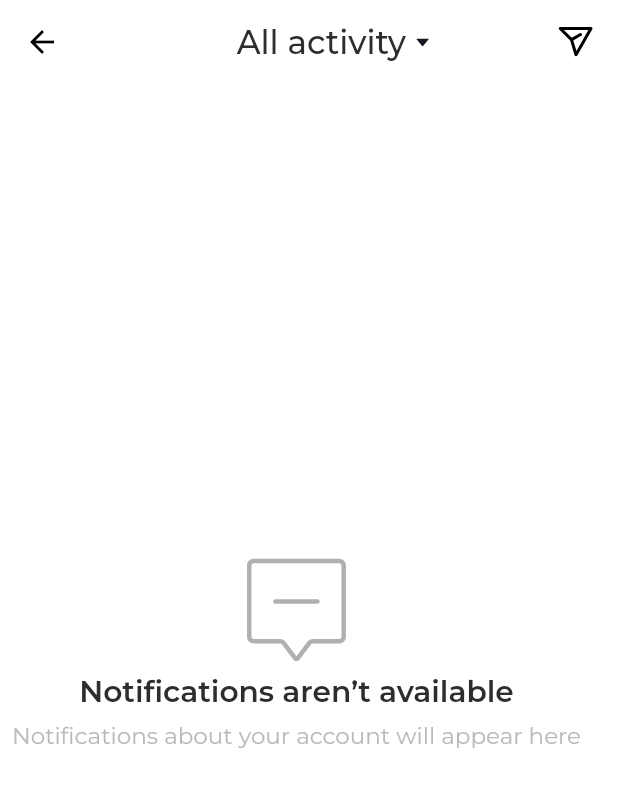
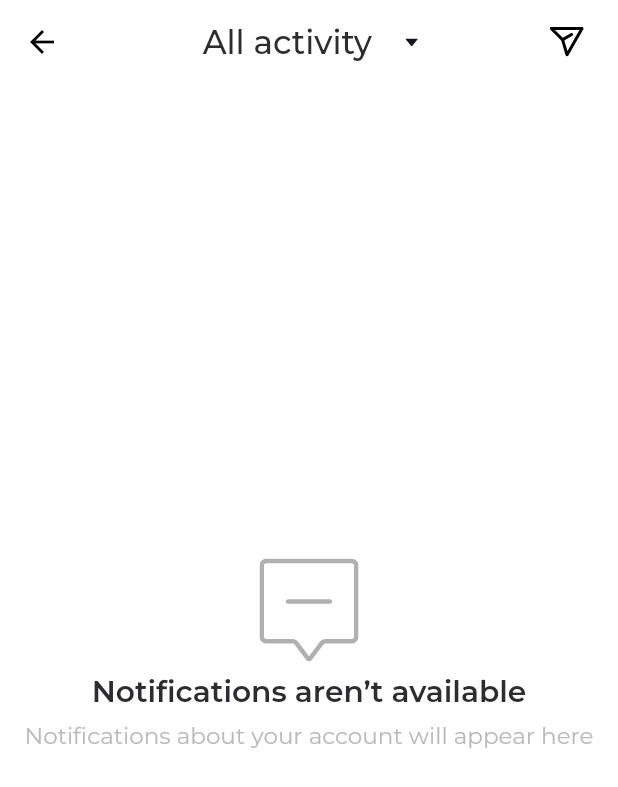
Before and after one commit to jamalshahZeepalm/TokTok-UI-App, a Flutter app: the NotificationScreen screen opened by its route, on a phone screen of 412 x 824 dp. Shown: the top 787 px of the screen. Run offline on Flutter 3.47's test engine with Material 2 defaults, Android fonts, the light colour scheme and no system bars; our stand-ins replace animate_do, animated_splash_screen, camera, carousel_slider, dots_indicator, flutter_screenutil and 5 more; missing offline and left inert: bottom_sheet.

Commit message:
bugs fixed commit

```diff
--- a/lib/general_widgets/primarytextfield.dart
+++ b/lib/general_widgets/primarytextfield.dart
@@ -68,7 +68,7 @@ class PrimaryTextFormField extends StatelessWidget {
         ),
         decoration: InputDecoration(
           contentPadding:
-              EdgeInsets.symmetric(horizontal: 20.w, vertical: 10.h),
+              EdgeInsets.symmetric(horizontal: 20.w, vertical: 13.h),
           fillColor: Colors.transparent,
           hintText: hintText,
           hintStyle: appTextStyle.labelSmall,
--- a/lib/pages/chatScreen/chat_list_screen.dart
+++ b/lib/pages/chatScreen/chat_list_screen.dart
@@ -14,13 +14,13 @@ class ChatListScreen extends StatelessWidget {
     return Scaffold(
       backgroundColor: Colors.grey[100],
       appBar: ChatAppBar(
-        leftIcon: Icons.arrow_back_ios_new,
         title: 'Chats',
         rightIcon: Icons.search,
         onRightIconPress: () {},
       ),
       body: AnimationLimiter(
         child: ListView.separated(
+          padding: EdgeInsets.zero,
           itemCount: chatList.length,
           itemBuilder: (context, index) {
             return AnimationConfiguration.staggeredList(
--- a/lib/pages/profileScreen/notification_Screen.dart
+++ b/lib/pages/profileScreen/notification_Screen.dart
@@ -7,6 +7,7 @@ import 'package:flutter_svg/svg.dart';
 import 'package:get/get.dart';
 import 'package:toktok/res/app_colors.dart';
 import 'package:toktok/res/app_icons.dart';
+import 'package:toktok/routes/route_name.dart';
 
 class NotificationScreen extends StatelessWidget {
   const NotificationScreen({Key? key}) : super(key: key);
@@ -21,38 +22,39 @@ class NotificationScreen extends StatelessWidget {
         elevation: 0,
         backgroundColor: Colors.transparent,
         title: Row(
-          mainAxisAlignment: MainAxisAlignment.spaceBetween,
-          children: [
-            const SizedBox(),
-            Row(
+          mainAxisAlignment: MainAxisAlignment.center,
           children: [
             Text('All activity',
                 style: appTextStyle.labelMedium!.copyWith(
                   color: AppColors.lightBlackColor,
                 )),
             SizedBox(
-                  width: 6.w,
+              width: 20.w,
             ),
             SvgPicture.asset(AppIcons.kPolygon),
           ],
         ),
-            GestureDetector(
+        actions: [
+          Padding(
+            padding: const EdgeInsets.all(8.0).copyWith(right: 20.w),
+            child: GestureDetector(
                 onTap: () {
-                  // Get.to(() => const MessagesScreen());
+                  Get.toNamed(RouteName.kChatListScreen);
                 },
-                child: SvgPicture.asset(AppIcons.kBlackMessageIcon))
+                child: SvgPicture.asset(AppIcons.kBlackMessageIcon)),
+          )
         ],
-        ),
       ),
       body: Column(
           crossAxisAlignment: CrossAxisAlignment.center,
           mainAxisAlignment: MainAxisAlignment.center,
           children: [
-            SvgPicture.asset(AppIcons.kActivtyBlackMessgeOcon),
+            Center(child: SvgPicture.asset(AppIcons.kActivtyBlackMessgeOcon)),
             SizedBox(
               height: 8.h,
             ),
-            Text(
+            Center(
+              child: Text(
                 'Notifications aren’t available',
                 style: appTextStyle.headlineMedium!.copyWith(
                   fontSize: 18.sp,
@@ -60,7 +62,9 @@ class NotificationScreen extends StatelessWidget {
                   fontWeight: FontWeight.w600,
                 ),
               ),
-            Padding(
+            ),
+            Center(
+              child: Padding(
                 padding: const EdgeInsets.all(8.0),
                 child: Text(
                   'Notifications about your account will appear here',
@@ -69,6 +73,7 @@ class NotificationScreen extends StatelessWidget {
                     color: AppColors.grey40Color,
                   ),
                 ),
+              ),
             )
           ]),
     );
--- a/lib/pages/searchScreen/search_screen.dart
+++ b/lib/pages/searchScreen/search_screen.dart
@@ -25,14 +25,12 @@ class _SearchScreenState extends State<SearchScreen> {
     return Scaffold(
         appBar: AppBar(
           centerTitle: true,
-          iconTheme: const IconThemeData(color: Colors.black),
           elevation: 0,
           backgroundColor: Colors.transparent,
           title: Text('Search',
               style: appTextStyle.labelMedium!.copyWith(
                 color: AppColors.lightBlackColor,
               )),
-          leading: const Icon(Icons.arrow_back),
         ),
         body: GetBuilder<SearchesController>(
           init: SearchesController(),
--- a/lib/routes/route.dart
+++ b/lib/routes/route.dart
@@ -3,6 +3,7 @@ import 'package:toktok/pages/addPostScreen/camera_screen.dart';
 import 'package:toktok/pages/authScreen/forget_screen.dart';
 import 'package:toktok/pages/authScreen/signInscreen.dart';
 import 'package:toktok/pages/authScreen/signup_screen.dart';
+import 'package:toktok/pages/chatScreen/chat_list_screen.dart';
 import 'package:toktok/pages/chatScreen/chatdetails_screen.dart';
 import 'package:toktok/pages/homeScreen/live_screen.dart';
 import 'package:toktok/pages/landingScreen/landing_screen.dart';
@@ -106,5 +107,11 @@ class AppRoutes {
           transitionDuration: const Duration(milliseconds: 250),
           transition: Transition.rightToLeftWithFade,
         ),
+        GetPage(
+          name: RouteName.kChatListScreen,
+          page: () => const ChatListScreen(),
+          transitionDuration: const Duration(milliseconds: 250),
+          transition: Transition.rightToLeftWithFade,
+        ),
       ];
 }
--- a/lib/routes/route_name.dart
+++ b/lib/routes/route_name.dart
@@ -14,4 +14,5 @@ class RouteName {
   static String kChatDetailsScreen = '/ChatDetailsScreen';
   static String kConfirmationsScreen = '/ConfirmationsScreen';
   static String kHashtagsScreen = '/HashtagsScreen';
+  static String kChatListScreen = '/ChatListScreen';
 }
```
Also changed, not shown: lib/pages/authScreen/forget_screen.dart (+5 -4 lines), lib/pages/authScreen/signInscreen.dart (+4 -23 lines), lib/pages/chatScreen/widgets/bottom_textfieldwidget.dart (+8 -15 lines), lib/pages/chatScreen/widgets/chatappbar_widget.dart (+2 -13 lines), lib/pages/homeScreen/Widgets/custom_comment.dart (+24 -6 lines), lib/pages/homeScreen/dashboard_screen.dart (+6 -3 lines), lib/pages/profileScreen/Widgets/status_infocard.dart (added, +41 -0 lines), lib/pages/profileScreen/confirmation_screen.dart (+0 -10 lines), lib/pages/profileScreen/profile_screen.dart (+4 -39 lines), lib/pages/searchScreen/hashtags_screen.dart (+17 -5 lines). Lines whose indentation alone changed are shown as unchanged.
